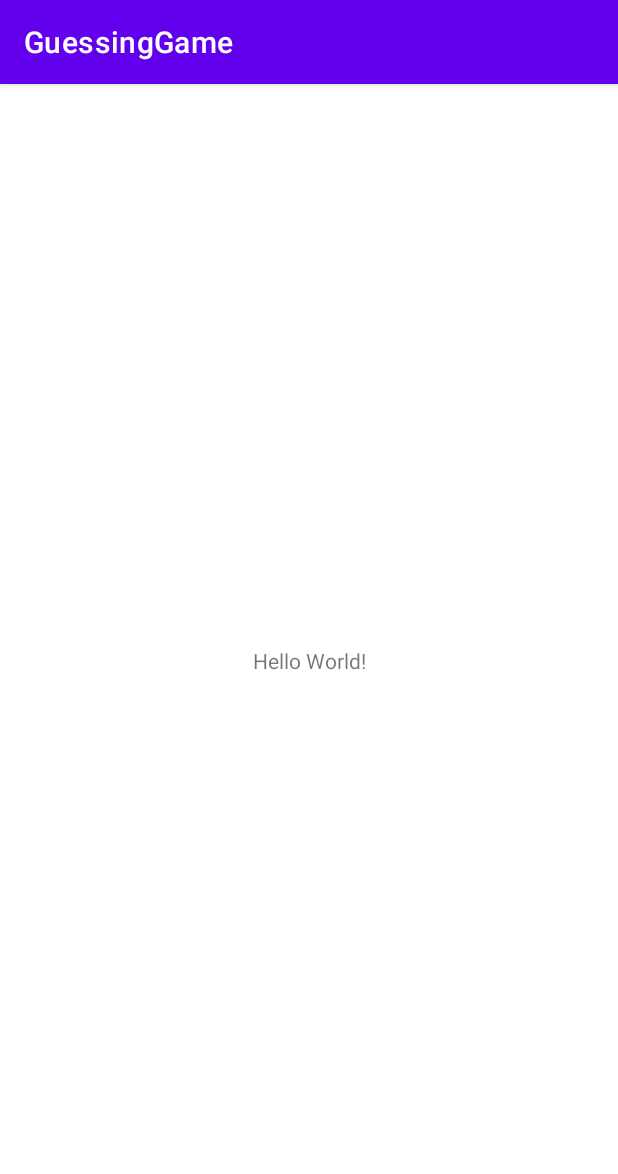
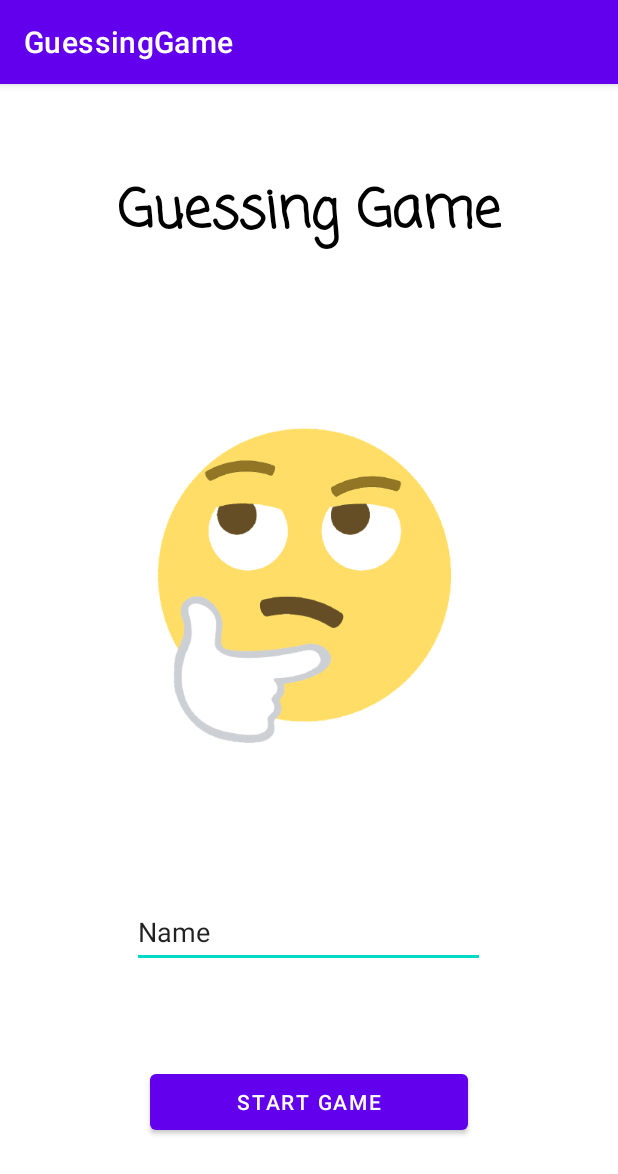
Before and after one commit to balochali/GuessingGameAndroid, an Android app: the screen it shows after launch (MainActivity), on a phone screen of 412 x 824 dp. Shown: the top 1174 px of the screen. Run offline under Robolectric (Android 15) with nearby library versions, the phone set to English and light mode, and no system bars.

Commit message:
GuessingGame

```diff
--- a/GuessingGame/app/src/main/res/layout/activity_main.xml
+++ b/GuessingGame/app/src/main/res/layout/activity_main.xml
@@ -7,12 +7,54 @@
     tools:context=".MainActivity">
 
     <TextView
+        android:id="@+id/textView"
         android:layout_width="wrap_content"
         android:layout_height="wrap_content"
-        android:text="Hello World!"
+        android:fontFamily="casual"
+        android:text="Guessing Game"
+        android:textColor="#000000"
+        android:textSize="36sp"
+        android:textStyle="bold"
         app:layout_constraintBottom_toBottomOf="parent"
-        app:layout_constraintLeft_toLeftOf="parent"
-        app:layout_constraintRight_toRightOf="parent"
-        app:layout_constraintTop_toTopOf="parent" />
+        app:layout_constraintEnd_toEndOf="parent"
+        app:layout_constraintStart_toStartOf="parent"
+        app:layout_constraintTop_toTopOf="parent"
+        app:layout_constraintVertical_bias="0.081" />
+
+    <ImageView
+        android:id="@+id/imageView3"
+        android:layout_width="251dp"
+        android:layout_height="310dp"
+        app:layout_constraintBottom_toBottomOf="parent"
+        app:layout_constraintEnd_toEndOf="parent"
+        app:layout_constraintHorizontal_bias="0.481"
+        app:layout_constraintStart_toStartOf="parent"
+        app:layout_constraintTop_toBottomOf="@+id/textView"
+        app:layout_constraintVertical_bias="0.192"
+        app:srcCompat="@drawable/guessing_emoji" />
+
+    <EditText
+        android:id="@+id/editTextTextPersonName"
+        android:layout_width="235dp"
+        android:layout_height="47dp"
+        android:ems="10"
+        android:inputType="textPersonName"
+        android:text="Name"
+        app:layout_constraintBottom_toBottomOf="parent"
+        app:layout_constraintEnd_toEndOf="parent"
+        app:layout_constraintHorizontal_bias="0.497"
+        app:layout_constraintStart_toStartOf="parent"
+        app:layout_constraintTop_toBottomOf="@+id/imageView3"
+        app:layout_constraintVertical_bias="0.228" />
+
+    <Button
+        android:id="@+id/button"
+        android:layout_width="212dp"
+        android:layout_height="49dp"
+        android:text="Start Game"
+        app:layout_constraintBottom_toBottomOf="parent"
+        app:layout_constraintEnd_toEndOf="parent"
+        app:layout_constraintStart_toStartOf="parent"
+        app:layout_constraintTop_toBottomOf="@+id/editTextTextPersonName" />
 
 </androidx.constraintlayout.widget.ConstraintLayout>
```
Also changed, not shown: GuessingGame/app/src/main/res/drawable/guessing_emoji.png (added).
